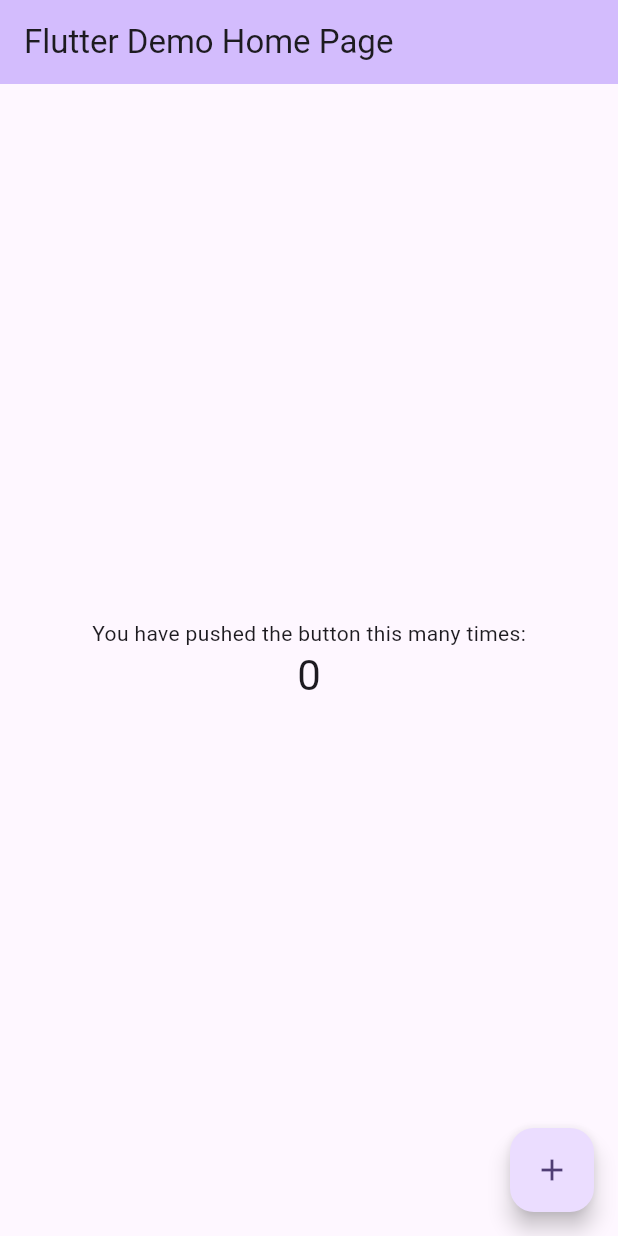
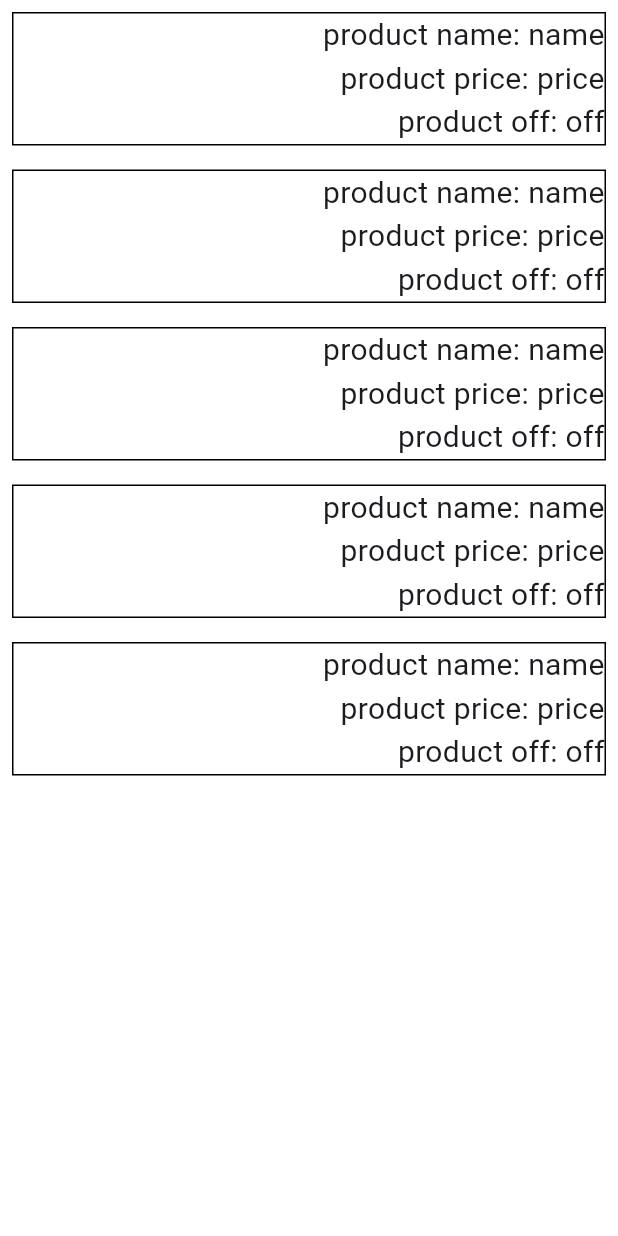
Before and after one commit to MatinXastan/flutter_getx_sample, a Flutter app: the screen it shows after launch, on a phone screen of 412 x 824 dp. Run offline on Flutter 3.47's test engine with Material 3 defaults, Android fonts, the phone set to English and light mode, and no system bars; our stand-ins replace get.

```diff
--- /dev/null
+++ b/lib/controller/product_controller.dart
@@ -0,0 +1,13 @@
+import 'package:flutter_getx_sample/model/product_model.dart';
+import 'package:get/get.dart';
+
+class ProductController extends GetxController {
+  Rx<ProductModel> productModel;
+
+  ProductController({required this.productModel});
+}
+
+class ProductController2 extends GetxController {
+  Rx<ProductModel> productModel =
+      ProductModel(name: 'name', price: "price", off: 'off').obs;
+}
--- a/lib/main.dart
+++ b/lib/main.dart
@@ -1,4 +1,8 @@
 import 'package:flutter/material.dart';
+import 'package:flutter_getx_sample/view/main_screen.dart';
+import 'package:flutter_getx_sample/view/product_screen%20getbuilder.dart';
+import 'package:flutter_getx_sample/view/product_screen%20getbuilder_unique_id.dart';
+import 'package:get/get.dart';
 
 void main() {
   runApp(const MyApp());
@@ -10,7 +14,7 @@ class MyApp extends StatelessWidget {
   // This widget is the root of your application.
   @override
   Widget build(BuildContext context) {
-    return MaterialApp(
+    return GetMaterialApp(
         title: 'Flutter Demo',
         theme: ThemeData(
           // This is the theme of your application.
@@ -31,95 +35,6 @@ class MyApp extends StatelessWidget {
           colorScheme: ColorScheme.fromSeed(seedColor: Colors.deepPurple),
           useMaterial3: true,
         ),
-      home: const MyHomePage(title: 'Flutter Demo Home Page'),
-    );
+        home: ProductScreenGetBuilderUniqueId());
   }
 }
-
-class MyHomePage extends StatefulWidget {
-  const MyHomePage({super.key, required this.title});
-
-  // This widget is the home page of your application. It is stateful, meaning
-  // that it has a State object (defined below) that contains fields that affect
-  // how it looks.
-
-  // This class is the configuration for the state. It holds the values (in this
-  // case the title) provided by the parent (in this case the App widget) and
-  // used by the build method of the State. Fields in a Widget subclass are
-  // always marked "final".
-
-  final String title;
-
-  @override
-  State<MyHomePage> createState() => _MyHomePageState();
-}
-
-class _MyHomePageState extends State<MyHomePage> {
-  int _counter = 0;
-
-  void _incrementCounter() {
-    setState(() {
-      // This call to setState tells the Flutter framework that something has
-      // changed in this State, which causes it to rerun the build method below
-      // so that the display can reflect the updated values. If we changed
-      // _counter without calling setState(), then the build method would not be
-      // called again, and so nothing would appear to happen.
-      _counter++;
-    });
-  }
-
-  @override
-  Widget build(BuildContext context) {
-    // This method is rerun every time setState is called, for instance as done
-    // by the _incrementCounter method above.
-    //
-    // The Flutter framework has been optimized to make rerunning build methods
-    // fast, so that you can just rebuild anything that needs updating rather
-    // than having to individually change instances of widgets.
-    return Scaffold(
-      appBar: AppBar(
-        // TRY THIS: Try changing the color here to a specific color (to
-        // Colors.amber, perhaps?) and trigger a hot reload to see the AppBar
-        // change color while the other colors stay the same.
-        backgroundColor: Theme.of(context).colorScheme.inversePrimary,
-        // Here we take the value from the MyHomePage object that was created by
-        // the App.build method, and use it to set our appbar title.
-        title: Text(widget.title),
-      ),
-      body: Center(
-        // Center is a layout widget. It takes a single child and positions it
-        // in the middle of the parent.
-        child: Column(
-          // Column is also a layout widget. It takes a list of children and
-          // arranges them vertically. By default, it sizes itself to fit its
-          // children horizontally, and tries to be as tall as its parent.
-          //
-          // Column has various properties to control how it sizes itself and
-          // how it positions its children. Here we use mainAxisAlignment to
-          // center the children vertically; the main axis here is the vertical
-          // axis because Columns are vertical (the cross axis would be
-          // horizontal).
-          //
-          // TRY THIS: Invoke "debug painting" (choose the "Toggle Debug Paint"
-          // action in the IDE, or press "p" in the console), to see the
-          // wireframe for each widget.
-          mainAxisAlignment: MainAxisAlignment.center,
-          children: <Widget>[
-            const Text(
-              'You have pushed the button this many times:',
-            ),
-            Text(
-              '$_counter',
-              style: Theme.of(context).textTheme.headlineMedium,
-            ),
-          ],
-        ),
-      ),
-      floatingActionButton: FloatingActionButton(
-        onPressed: _incrementCounter,
-        tooltip: 'Increment',
-        child: const Icon(Icons.add),
-      ), // This trailing comma makes auto-formatting nicer for build methods.
-    );
-  }
-}
--- /dev/null
+++ b/lib/model/product_model.dart
@@ -0,0 +1,6 @@
+class ProductModel {
+  String name;
+  String price;
+  String off;
+  ProductModel({required this.name, required this.price, required this.off});
+}
--- /dev/null
+++ b/lib/view/product_screen getbuilder_unique_id.dart
@@ -0,0 +1,60 @@
+import 'package:flutter/material.dart';
+import 'package:flutter_getx_sample/controller/product_builder_controller.dart';
+import 'package:flutter_getx_sample/controller/product_builder_unique_ud_controller.dart';
+import 'package:flutter_getx_sample/controller/product_controller.dart';
+import 'package:flutter_getx_sample/model/product_model.dart';
+import 'package:get/get.dart';
+import 'package:get/get_state_manager/src/rx_flutter/rx_obx_widget.dart';
+
+class ProductScreenGetBuilderUniqueId extends StatelessWidget {
+  /* ProductController2 productController = Get.put(ProductController2()); */
+
+  @override
+  Widget build(BuildContext context) {
+    return Scaffold(
+      backgroundColor: Colors.white,
+      body: Center(
+          child: ListView.builder(
+        itemCount: 5,
+        itemBuilder: (context, index) {
+          return InkWell(
+            onTap: () {
+              Get.find<ProductGteBuilderUniqueIdController>()
+                  .setNewProduct(index);
+            },
+            child: Padding(
+              padding: const EdgeInsets.all(8.0),
+              child: Container(
+                decoration: BoxDecoration(border: Border.all()),
+                child: GetBuilder<ProductGteBuilderUniqueIdController>(
+                  id: index,
+                  init: ProductGteBuilderUniqueIdController(),
+                  builder:
+                      (ProductGteBuilderUniqueIdController productController) {
+                    return Column(
+                      crossAxisAlignment: CrossAxisAlignment.end,
+                      children: [
+                        Text(
+                          'product name: ${productController.productModel.name}',
+                          style: TextStyle(fontSize: 20),
+                        ),
+                        Text(
+                          'product price: ${productController.productModel.price}',
+                          style: TextStyle(fontSize: 20),
+                        ),
+                        Text(
+                          'product off: ${productController.productModel.off}',
+                          style: TextStyle(fontSize: 20),
+                        ),
+                      ],
+                    );
+                  },
+                ),
+              ),
+            ),
+          );
+        },
+      )),
+    );
+  }
+}
--- a/pubspec.yaml
+++ b/pubspec.yaml
@@ -35,6 +35,7 @@ dependencies:
   # The following adds the Cupertino Icons font to your application.
   # Use with the CupertinoIcons class for iOS style icons.
   cupertino_icons: ^1.0.8
+  get: ^4.6.6
 
 dev_dependencies:
   flutter_test:
```
Also changed, not shown: lib/controller/product_builder_controller.dart (added, +33 -0 lines), lib/controller/product_builder_unique_ud_controller.dart (added, +34 -0 lines), lib/view/main_screen.dart (added, +72 -0 lines), lib/view/product_screen getbuilder.dart (added, +61 -0 lines), lib/view/product_screen getx.dart (added, +62 -0 lines), lib/view/product_screen.dart (added, +79 -0 lines), pubspec.lock, 3 other files. Lines whose indentation alone changed are shown as unchanged.
